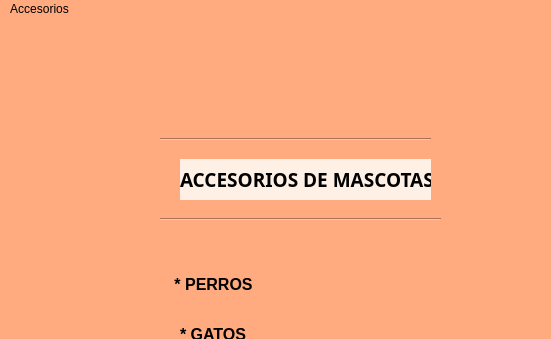
ANAMUNI/mirepositorio, file basico31mascotas3/ventanas/ventana_principal.ui: the form before one commit; both pictures show x 0 to 551 and y 0 to 339 of the 663 by 462 pixel window.
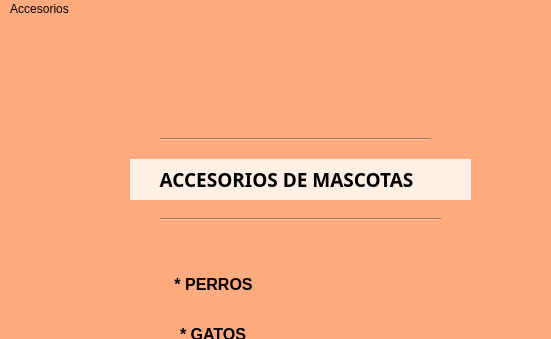
The form after the commit.

Patch:
```diff
--- a/basico31mascotas3/ventanas/ventana_principal.ui
+++ b/basico31mascotas3/ventanas/ventana_principal.ui
@@ -153,9 +153,9 @@
    <widget class="QLabel" name="label_titulo">
     <property name="geometry">
      <rect>
-      <x>180</x>
+      <x>130</x>
       <y>140</y>
-      <width>251</width>
+      <width>341</width>
       <height>41</height>
      </rect>
     </property>
@@ -172,7 +172,7 @@
      <string notr="true">background-color: rgb(255, 240, 229);</string>
     </property>
     <property name="text">
-     <string>ACCESORIOS DE MASCOTAS</string>
+     <string>      ACCESORIOS DE MASCOTAS</string>
     </property>
    </widget>
    <widget class="Line" name="line">
```
Left out of the diff: 16 changed lines with no effect on the pictures.
